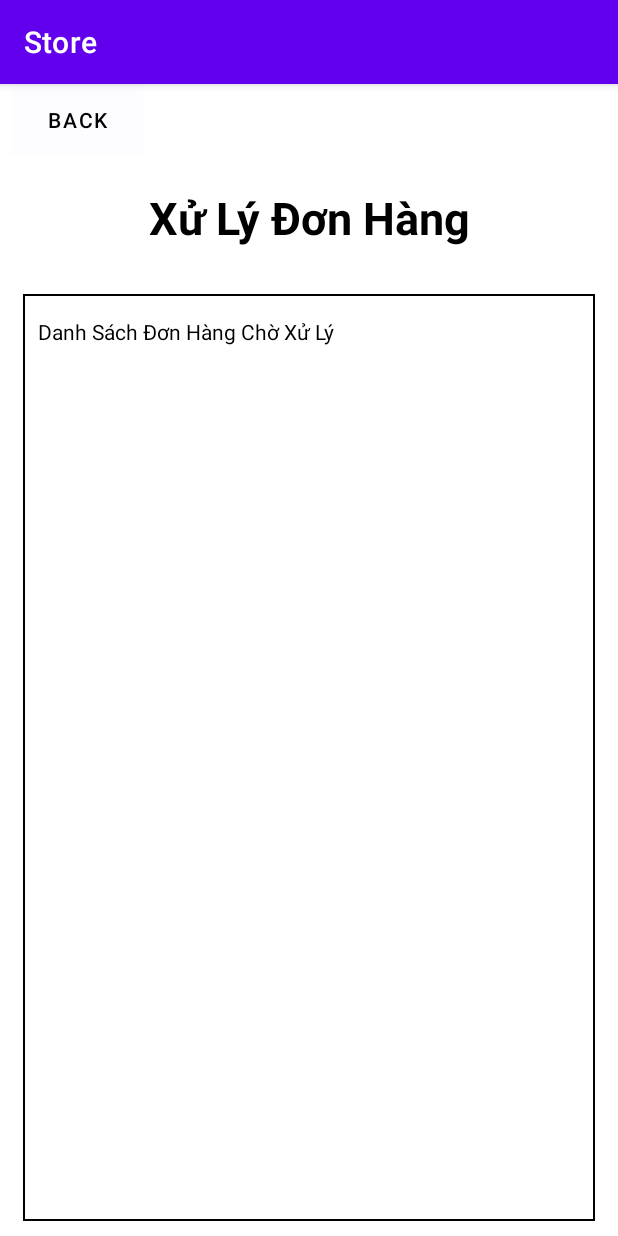
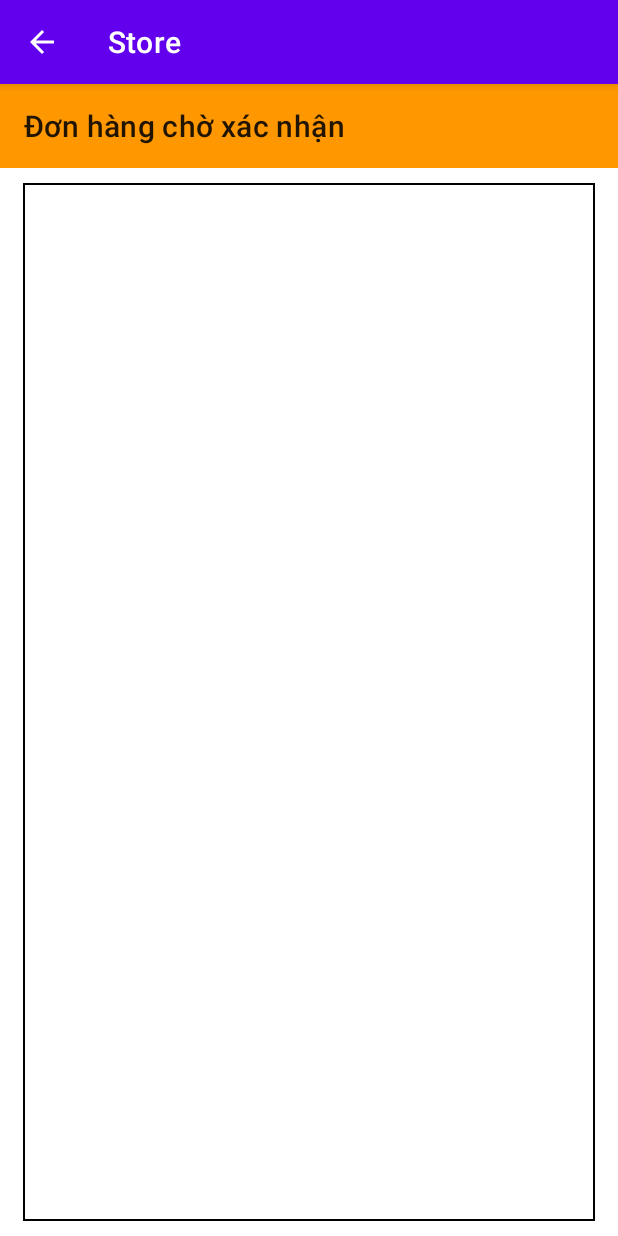
Before and after one commit to hatmitliti/Selling-book-store, an Android app: the NguoiXuLyHoaDon_ManHinhDanhSachDonHangChoXuLy screen opened directly, with no data from a screen before it, on a phone screen of 412 x 824 dp. Run offline under Robolectric (Android 15) with nearby library versions, the phone set to English and light mode, and no system bars; our stand-ins replace Firebase (no records; nobody signed in at launch, a user with empty details on screens opened directly); 1 statement that could not run was skipped.

Commit message:
fix layout and code

```diff
--- a/app/src/main/java/com/example/store/XuLyHD/NguoiXuLyHoaDon_ManHinhDanhSachDonHangChoXuLy.java
+++ b/app/src/main/java/com/example/store/XuLyHD/NguoiXuLyHoaDon_ManHinhDanhSachDonHangChoXuLy.java
@@ -11,6 +11,7 @@ import android.widget.ListView;
 import androidx.annotation.NonNull;
 import androidx.annotation.Nullable;
 import androidx.appcompat.app.AppCompatActivity;
+import androidx.appcompat.widget.Toolbar;
 
 import com.example.store.XuLyHD.DonHangChoXuLy.Bill;
 import com.example.store.XuLyHD.DonHangChoXuLy.DonHangChoXuLy;
@@ -26,9 +27,9 @@ import java.util.ArrayList;
 
 public class NguoiXuLyHoaDon_ManHinhDanhSachDonHangChoXuLy extends AppCompatActivity {
     private ListView lvDonHangChoXuLy;
-    Button btnBackDanhSachDHChoXuLy;
     private Context context;
     private ArrayList<Bill> listDonHangChoXuLy = new ArrayList<>();
+    ArrayList<String> mKey = new ArrayList<>();
 
     @Override
     protected void onCreate(Bundle savedInstanceState) {
@@ -36,6 +37,18 @@ public class NguoiXuLyHoaDon_ManHinhDanhSachDonHangChoXuLy extends AppCompatActi
         setContentView(R.layout.activity_nguoi_xu_ly_hoa_don_____man_hinh_danh_sach_don_hang_cho_xu_ly);
         setControl();
         setEvent();
+
+        // toolbarr
+        Toolbar toolbar = findViewById(R.id.toobar);
+        setSupportActionBar(toolbar);
+        getSupportActionBar().setDisplayHomeAsUpEnabled(true);
+        getSupportActionBar().setHomeAsUpIndicator(R.drawable.ic_baseline_arrow_back_24);
+        toolbar.setNavigationOnClickListener(new View.OnClickListener() {
+            @Override
+            public void onClick(View v) {
+                onBackPressed();
+            }
+        });
     }
 
     private void setEvent() {
@@ -50,17 +63,37 @@ public class NguoiXuLyHoaDon_ManHinhDanhSachDonHangChoXuLy extends AppCompatActi
                 if (bill.getStatus() == 0) {
                     listDonHangChoXuLy.add(bill);
                     donHangChoXuLyAdapter.notifyDataSetChanged();
+                    String key = snapshot.getKey();
+                    mKey.add(key);
                 }
             }
 
             @Override
             public void onChildChanged(@NonNull DataSnapshot snapshot, @Nullable String previousChildName) {
-
+                // lấy địa chỉ id của đối tượng vừa bị thay đổi bên trong mảng mkey
+                String key = snapshot.getKey();
+                int index = mKey.indexOf(key);
+                // thay đổi dữ liệu trong gridview giống với dữ liệu trên firebase
+                listDonHangChoXuLy.set(index, snapshot.getValue(Bill.class));
+                donHangChoXuLyAdapter.notifyDataSetChanged();
+//                Toast.makeText(context, listDonHangChoXuLy.get(index).getStatus()+"", Toast.LENGTH_SHORT).show();
+                if(listDonHangChoXuLy.get(index).getStatus() != 0)
+                {
+                    listDonHangChoXuLy.remove(index);
+                    donHangChoXuLyAdapter.notifyDataSetChanged();
+                }else
+                {
+                    listDonHangChoXuLy.add(listDonHangChoXuLy.get(index));
+                    donHangChoXuLyAdapter.notifyDataSetChanged();
+                }
             }
 
             @Override
             public void onChildRemoved(@NonNull DataSnapshot snapshot) {
-
+                String key = snapshot.getKey();
+                int index = mKey.indexOf(key);
+                listDonHangChoXuLy.remove(index);
+                donHangChoXuLyAdapter.notifyDataSetChanged();
             }
 
             @Override
@@ -88,6 +121,5 @@ public class NguoiXuLyHoaDon_ManHinhDanhSachDonHangChoXuLy extends AppCompatActi
 
     private void setControl() {
         lvDonHangChoXuLy = findViewById(R.id.lvDanhSachDonHangChoXuLy);
-        btnBackDanhSachDHChoXuLy = findViewById(R.id.backDanhSachDHChoXuLy);
     }
 }
--- /dev/null
+++ b/app/src/main/res/drawable/ic_baseline_arrow_back_24.xml
@@ -0,0 +1,10 @@
+<vector xmlns:android="http://schemas.android.com/apk/res/android"
+    android:width="24dp"
+    android:height="24dp"
+    android:viewportWidth="24"
+    android:viewportHeight="24"
+    android:tint="?attr/colorControlNormal">
+  <path
+      android:fillColor="@android:color/white"
+      android:pathData="M20,11H7.83l5.59,-5.59L12,4l-8,8 8,8 1.41,-1.41L7.83,13H20v-2z"/>
+</vector>
--- a/app/src/main/res/layout/activity_nguoi_xu_ly_hoa_don_____man_hinh_danh_sach_don_hang_cho_xu_ly.xml
+++ b/app/src/main/res/layout/activity_nguoi_xu_ly_hoa_don_____man_hinh_danh_sach_don_hang_cho_xu_ly.xml
@@ -4,49 +4,34 @@
     xmlns:tools="http://schemas.android.com/tools"
     android:layout_width="match_parent"
     android:layout_height="match_parent"
-    tools:context=".NguoiXuLyHoaDon.NguoiXuLyHoaDon_ManHinhDanhSachDonHangChoXuLy"
-    android:orientation="vertical">
-    <LinearLayout
+    android:orientation="vertical"
+    tools:context=".XuLyHD.NguoiXuLyHoaDon_ManHinhDanhSachDonHangChoXuLy">
+
+    <androidx.appcompat.widget.Toolbar
+        android:id="@+id/toobar"
         android:layout_width="match_parent"
-        android:layout_height="130dp"
-        android:orientation="vertical">
+        android:layout_height="?attr/actionBarSize"
+        android:background="#FF9800"
+        app:layout_constraintEnd_toEndOf="parent"
+        app:layout_constraintStart_toStartOf="parent"
+        app:layout_constraintTop_toTopOf="parent"
+        app:title="Đơn hàng chờ xác nhận" />
 
-        <Button
-            android:id="@+id/backDanhSachDHChoXuLy"
-            style="@style/buttonBack"
-            android:text="Back" />
-
-        <TextView
-            style="@style/titleActivity"
-            android:text="Xử Lý Đơn Hàng" />
-    </LinearLayout>
 
     <LinearLayout
         android:layout_width="match_parent"
         android:layout_height="match_parent"
+        android:layout_marginLeft="15dp"
         android:layout_marginTop="10dp"
         android:layout_marginRight="15dp"
-        android:layout_marginLeft="15dp"
         android:layout_marginBottom="10dp"
         android:background="@drawable/vien1"
         android:orientation="vertical">
-        <TextView
-            android:layout_marginTop="15dp"
-            android:layout_marginLeft="10dp"
-            android:layout_width="wrap_content"
-            android:layout_height="wrap_content"
-            android:text="Danh Sách Đơn Hàng Chờ Xử Lý"
-            android:textColor="@color/black"/>
 
         <ListView
             android:id="@+id/lvDanhSachDonHangChoXuLy"
             android:layout_width="match_parent"
-            android:layout_height="match_parent"
-            android:layout_marginTop="10dp"
-            android:layout_marginRight="10dp"
-            android:layout_marginLeft="10dp"
-            android:layout_marginBottom="10dp"
-            />
+            android:layout_height="match_parent" />
 
     </LinearLayout>
 </LinearLayout>
```
Also changed, not shown: app/src/main/java/com/example/store/ThuKho/TKQuanLySanPham/Product.java (added, +138 -0 lines), app/src/main/java/com/example/store/XuLyHD/ChiTietSanPhamTrongDonHang/SanPham.java (+30 -23 lines), app/src/main/java/com/example/store/XuLyHD/ChiTietSanPhamTrongDonHang/SanPhamAdapter.java (+5 -5 lines), app/src/main/java/com/example/store/XuLyHD/NguoiXuLyHoaDon_ManHinhChiTietDonHang.java (+175 -10 lines), app/src/main/res/layout/activity_nguoi_xu_ly_hoa_don_____danh_sach_don_hang_da_xu_ly.xml (+9 -22 lines), app/src/main/res/layout/activity_nguoi_xu_ly_hoa_don_____man_hinh_chi_tiet_don_hang.xml (+20 -15 lines).
